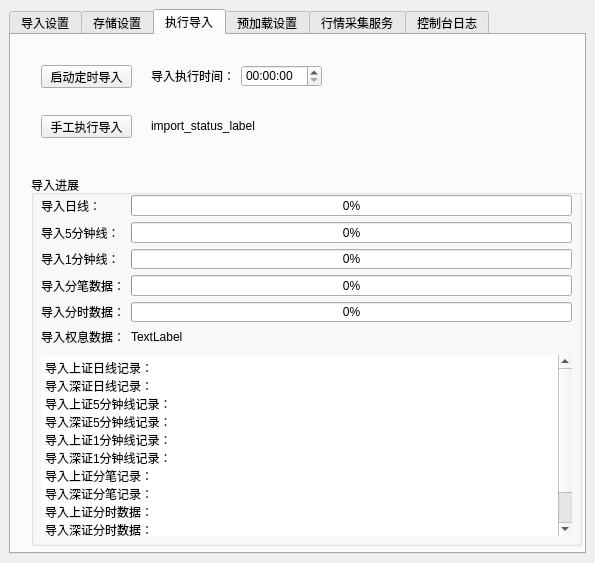
fasiondog/hikyuu, file hikyuu/gui/data/MainWindow.ui: the form before one commit.
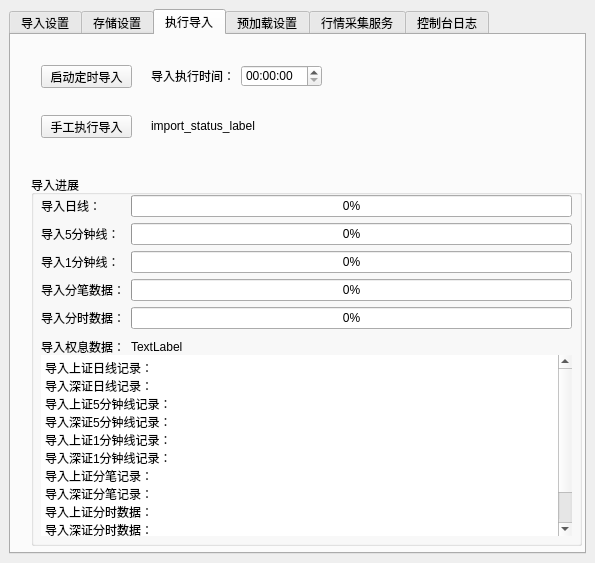
The form after the commit. The open tabs and pages were chosen to show the change.

```diff
--- a/hikyuu/gui/data/MainWindow.ui
+++ b/hikyuu/gui/data/MainWindow.ui
@@ -591,7 +591,7 @@
            <x>10</x>
            <y>20</y>
            <width>531</width>
-           <height>151</height>
+           <height>163</height>
           </rect>
          </property>
          <layout class="QGridLayout" name="gridLayout">
```
Left out of the diff: 65 changed lines with no effect on the pictures.
